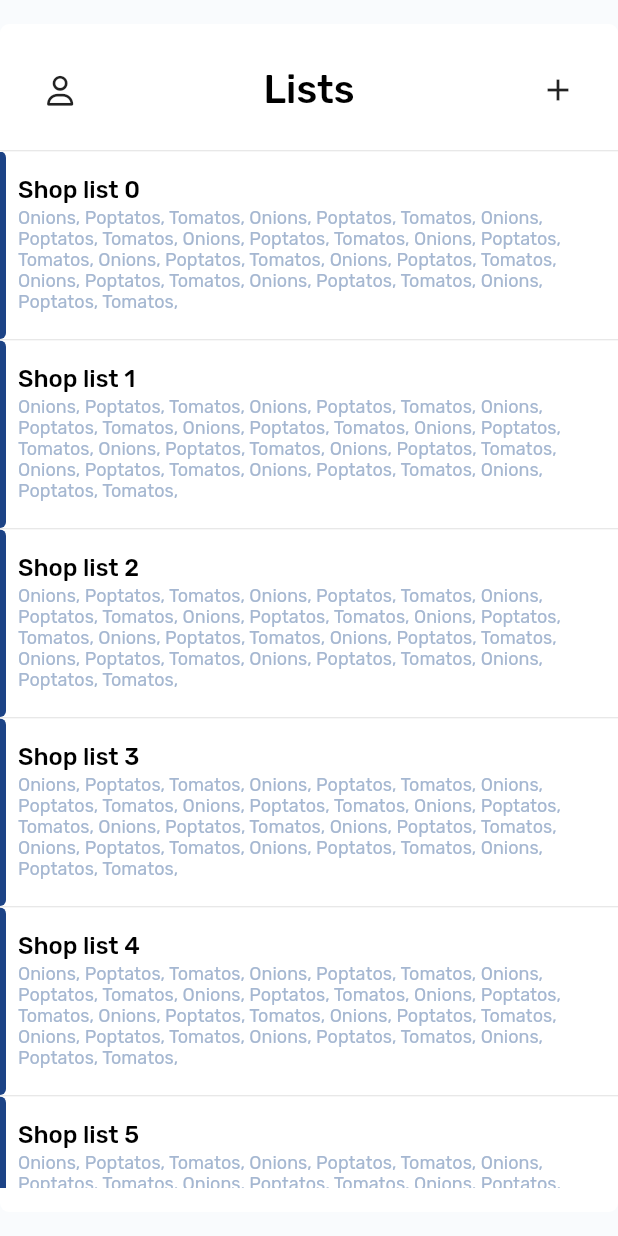
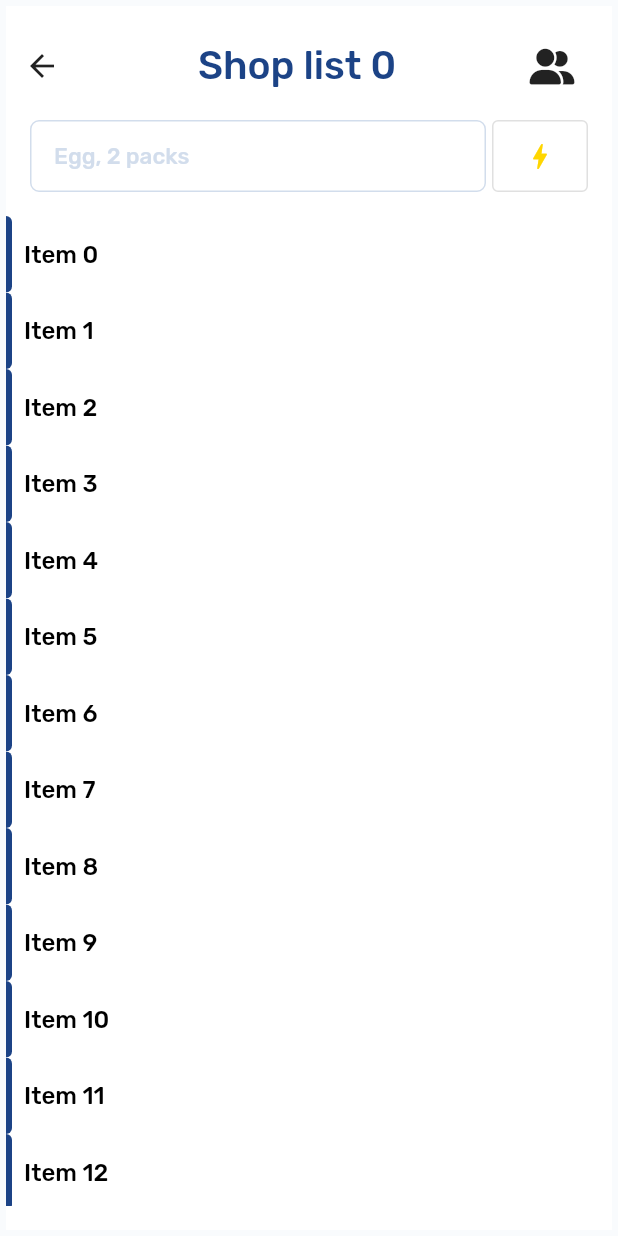
Before and after one commit to muhammadyusuf-kurbonov/buyzer-flutter-app, a Flutter app: the screen it shows after launch, after a tap on an icon or button, on a phone screen of 412 x 824 dp. Run offline on Flutter 3.47's test engine with Material 2 defaults, Android fonts, the phone set to English and light mode, and no system bars; drawn by our look-alikes of flutter_slidable; our stand-ins replace font_awesome_flutter, google_fonts.

Commit message:
items screen with items list created

```diff
--- /dev/null
+++ b/lib/items_screen.dart
@@ -0,0 +1,157 @@
+import 'dart:math' as math;
+
+import 'package:buyzer/list_item.dart';
+import 'package:flutter/material.dart';
+import 'package:font_awesome_flutter/font_awesome_flutter.dart';
+
+class ItemsScreenRoute extends StatelessWidget {
+  final Color color;
+  final String name;
+
+  const ItemsScreenRoute({Key? key, required this.color, required this.name})
+      : super(key: key);
+
+  @override
+  Widget build(BuildContext context) {
+    return Scaffold(
+      backgroundColor: const Color(0xFFf9fbfd),
+      body: SafeArea(
+        top: false,
+        child: ItemsScreen(
+          color: color,
+          name: name,
+        ),
+      ),
+    );
+  }
+}
+
+class ItemsScreen extends StatefulWidget {
+  const ItemsScreen({Key? key, required this.color, required this.name})
+      : super(key: key);
+  final Color color;
+  final String name;
+
+  @override
+  State<StatefulWidget> createState() {
+    return ItemScreenState();
+  }
+}
+
+class ItemScreenState extends State<ItemsScreen> {
+  bool lightningEnabled = false;
+
+  @override
+  Widget build(BuildContext context) {
+    return SafeArea(
+        child: Card(
+      elevation: 0,
+      shape: const RoundedRectangleBorder(borderRadius: BorderRadius.zero),
+      child: Padding(
+        padding: const EdgeInsets.symmetric(vertical: 16),
+        child: Column(
+          children: [
+            Padding(
+              padding: const EdgeInsets.only(right: 16),
+              child: Row(
+                children: [
+                  IconButton(
+                    onPressed: () {
+                      Navigator.pop(context);
+                    },
+                    icon: const Icon(Icons.arrow_back),
+                  ),
+                  Expanded(
+                    child: Text(
+                      widget.name,
+                      style: Theme.of(context)
+                          .textTheme
+                          .headline4
+                          ?.apply(color: widget.color),
+                      textAlign: TextAlign.center,
+                    ),
+                  ),
+                  IconButton(
+                    onPressed: () {},
+                    icon: const FaIcon(FontAwesomeIcons.userGroup),
+                  ),
+                ],
+              ),
+            ),
+            const SizedBox(
+              height: 12,
+            ),
+            Padding(
+              padding: const EdgeInsets.symmetric(horizontal: 16),
+              child: IntrinsicHeight(
+                child: Row(
+                  crossAxisAlignment: CrossAxisAlignment.stretch,
+                  children: [
+                    Expanded(
+                      child: TextField(
+                        decoration: InputDecoration(
+                            border: OutlineInputBorder(
+                              borderSide: const BorderSide(
+                                  color: Color(0xFFd2ddec), width: 1.0),
+                              borderRadius: BorderRadius.circular(6),
+                            ),
+                            focusedBorder: OutlineInputBorder(
+                              borderSide: const BorderSide(
+                                  color: Color(0xFFd2ddec), width: 1.0),
+                              borderRadius: BorderRadius.circular(6),
+                            ),
+                            enabledBorder: OutlineInputBorder(
+                              borderSide: const BorderSide(
+                                  color: Color(0xFFd2ddec), width: 1.0),
+                              borderRadius: BorderRadius.circular(6),
+                            ),
+                            hintText: 'Egg, 2 packs',
+                            hintStyle:
+                                Theme.of(context).textTheme.bodyText1?.apply(
+                                      color: const Color(0xFFd2ddec),
+                                    ),
+                            contentPadding: const EdgeInsets.symmetric(
+                                horizontal: 16, vertical: 4)),
+                        style: Theme.of(context).textTheme.bodyText1,
+                      ),
+                    ),
+                    const SizedBox(
+                      width: 4,
+                    ),
+                    OutlinedButton(
+                      onPressed: () {},
+                      style: OutlinedButton.styleFrom(
+                          primary: Colors.black, //change colour here
+                          padding: EdgeInsets.zero,
+                          fixedSize: const Size(28, 28)),
+                      child: Icon(
+                        Icons.bolt_outlined,
+                        color: Colors.yellowAccent[700],
+                        size: 22,
+                      ),
+                    )
+                  ],
+                ),
+              ),
+            ),
+            const SizedBox(
+              height: 16,
+            ),
+            Expanded(
+              child: ListView.builder(
+                itemBuilder: (context, index) {
+                  return ListItem(
+                    name: "Item $index",
+                    color:
+                        Color((math.Random().nextDouble() * 0xFFFFFF).toInt())
+                            .withOpacity(1.0),
+                  );
+                },
+              ),
+            ),
+          ],
+        ),
+      ),
+    ));
+  }
+}
--- a/lib/list_item.dart
+++ b/lib/list_item.dart
@@ -4,9 +4,10 @@ class ListItem extends StatefulWidget {
   final String name;
   final Color color;
   final String? subtitle;
+  final void Function()? onTap;
 
   const ListItem(
-      {Key? key, required this.name, required this.color, this.subtitle})
+      {Key? key, required this.name, required this.color, this.subtitle, this.onTap})
       : super(key: key);
 
   @override
@@ -19,7 +20,7 @@ class ListItemState extends State<ListItem> {
   @override
   Widget build(BuildContext context) {
     return InkWell(
-      onTap: (){},
+      onTap: widget.onTap,
       child: IntrinsicHeight(
         child: Row(
           children: [
--- a/lib/lists_screen.dart
+++ b/lib/lists_screen.dart
@@ -4,6 +4,8 @@ import 'package:buyzer/header.dart';
 import 'package:buyzer/list_item.dart';
 import 'package:flutter/material.dart';
 import 'package:flutter_slidable/flutter_slidable.dart';
+
+import 'items_screen.dart';
 
 class ListsScreen extends StatelessWidget {
   const ListsScreen({Key? key}) : super(key: key);
@@ -31,6 +33,9 @@ class ListsScreen extends StatelessWidget {
                       padding: EdgeInsets.zero,
                       itemCount: 25,
                       itemBuilder: (context, index) {
+                        var listColor = Color(
+                                (math.Random().nextDouble() * 0xFFFFFF).toInt())
+                            .withOpacity(1.0);
                         return Column(
                           children: [
                             Slidable(
@@ -57,13 +62,22 @@ class ListsScreen extends StatelessWidget {
                                     ),
                                   ]),
                               child: ListItem(
-                                  name: "Shop list $index",
-                                  color: Color((math.Random().nextDouble() *
-                                              0xFFFFFF)
-                                          .toInt())
-                                      .withOpacity(1.0),
-                                  subtitle: "Onions, Poptatos, Tomatos, " *
-                                      math.Random().nextInt(15)),
+                                name: "Shop list $index",
+                                color: listColor,
+                                subtitle: "Onions, Poptatos, Tomatos, " *
+                                    math.Random().nextInt(15),
+                                onTap: () {
+                                  Navigator.push(
+                                    context,
+                                    MaterialPageRoute(builder: (context) {
+                                      return ItemsScreenRoute(
+                                        color: listColor,
+                                        name: "Shop list $index",
+                                      );
+                                    }),
+                                  );
+                                },
+                              ),
                             ),
                             const Divider(
                               height: 1,
--- a/lib/main.dart
+++ b/lib/main.dart
@@ -11,20 +11,14 @@ void main() {
               color: Colors.black,
               fontWeight: FontWeight.w500,
               fontFamily: 'Rubik',
-          fontSize: 26
-        ),
-        headline6: TextStyle(
-          color: Colors.black,
-          fontFamily: 'Rubik',
-          fontSize: 16
-        ),
-        subtitle1: TextStyle(
-          color: Colors.black,
-          fontSize: 12,
-          fontFamily: 'Rubik'
-        ),
-      )
-    ),
+              fontSize: 26),
+          headline6:
+              TextStyle(color: Colors.black, fontFamily: 'Rubik', fontSize: 16),
+          subtitle1:
+              TextStyle(color: Colors.black, fontSize: 12, fontFamily: 'Rubik'),
+          bodyText1:
+            TextStyle(color: Colors.black, fontSize: 15, fontFamily: 'Rubik'),
+        )),
     home: const Scaffold(
       backgroundColor: Color(0xFFf9fbfd),
       body: SafeArea(top: false, child: ListsScreen()),
```
Lines whose indentation alone changed are shown as unchanged.
